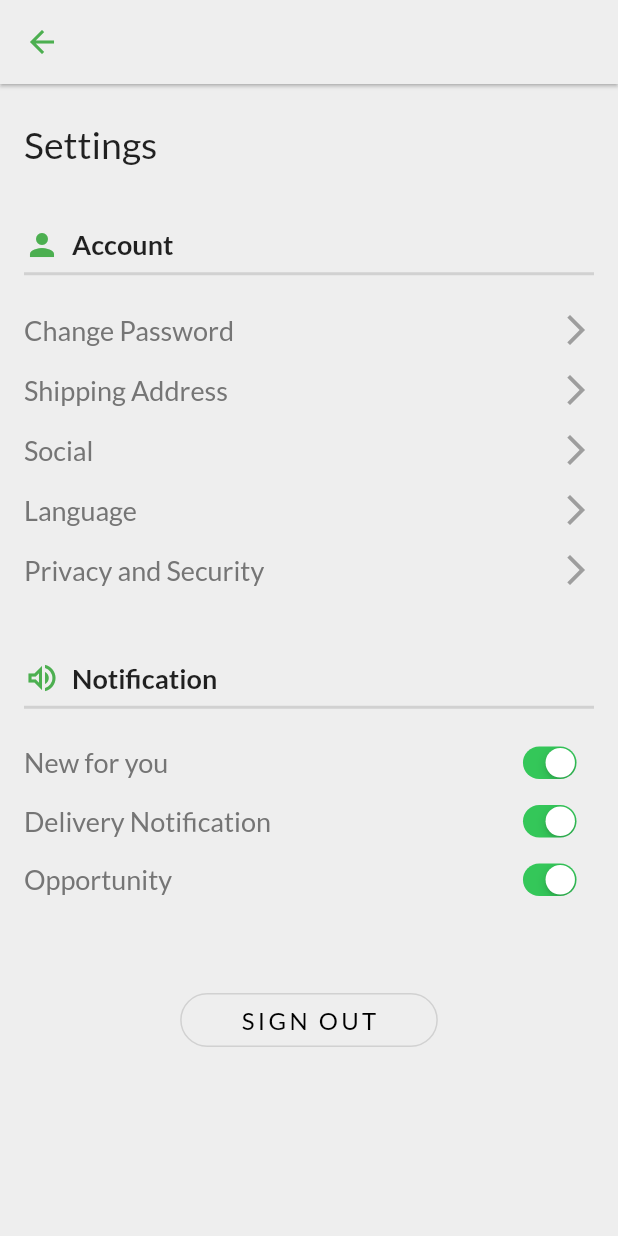
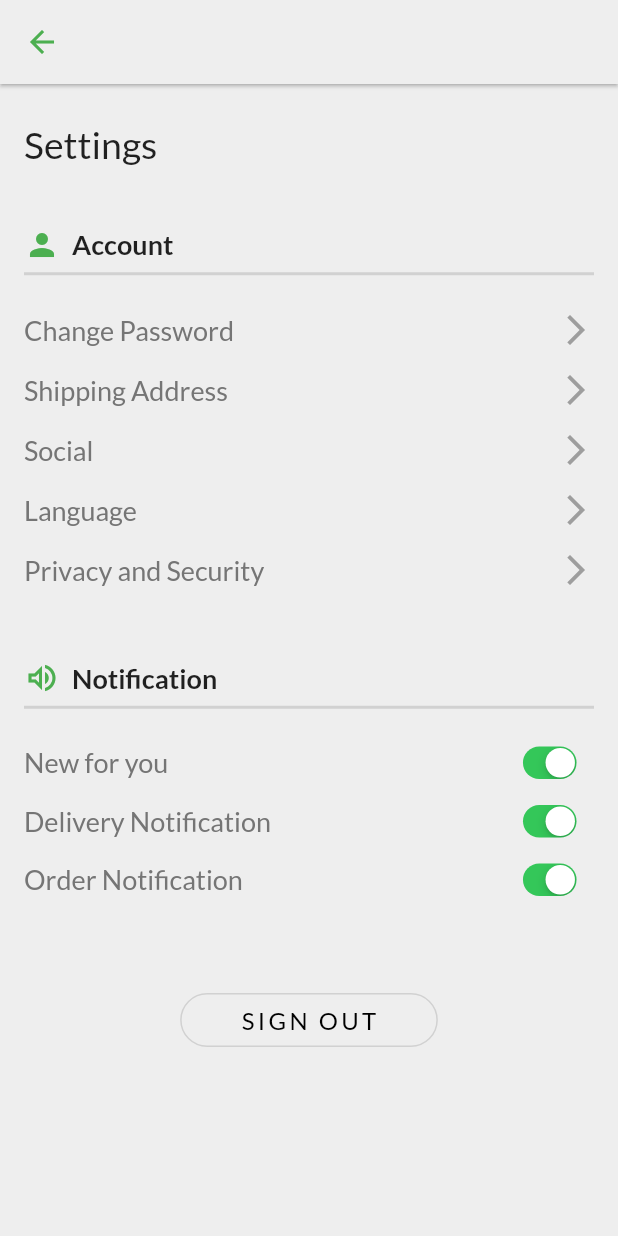
Before and after one commit to ishwar46/ProjectJutta, a Flutter app: the SettingPage screen opened directly, on a phone screen of 412 x 824 dp. Run offline on Flutter 3.47's test engine with Material 2 defaults, Android fonts, the light colour scheme and no system bars; our stand-ins replace firebase_core, google_fonts, velocity_x; accounts and stored records are empty; network calls fail.

```diff
--- a/jutta_junction/lib/pages/profilesettings.dart
+++ b/jutta_junction/lib/pages/profilesettings.dart
@@ -90,7 +90,7 @@ class _SettingPageState extends State<SettingPage> {
             ),
             buildNotificationOptionRow("New for you", true),
             buildNotificationOptionRow("Delivery Notification", true),
-            buildNotificationOptionRow("Opportunity", false),
+            buildNotificationOptionRow("Order Notification", false),
             SizedBox(
               height: 50,
             ),
```
